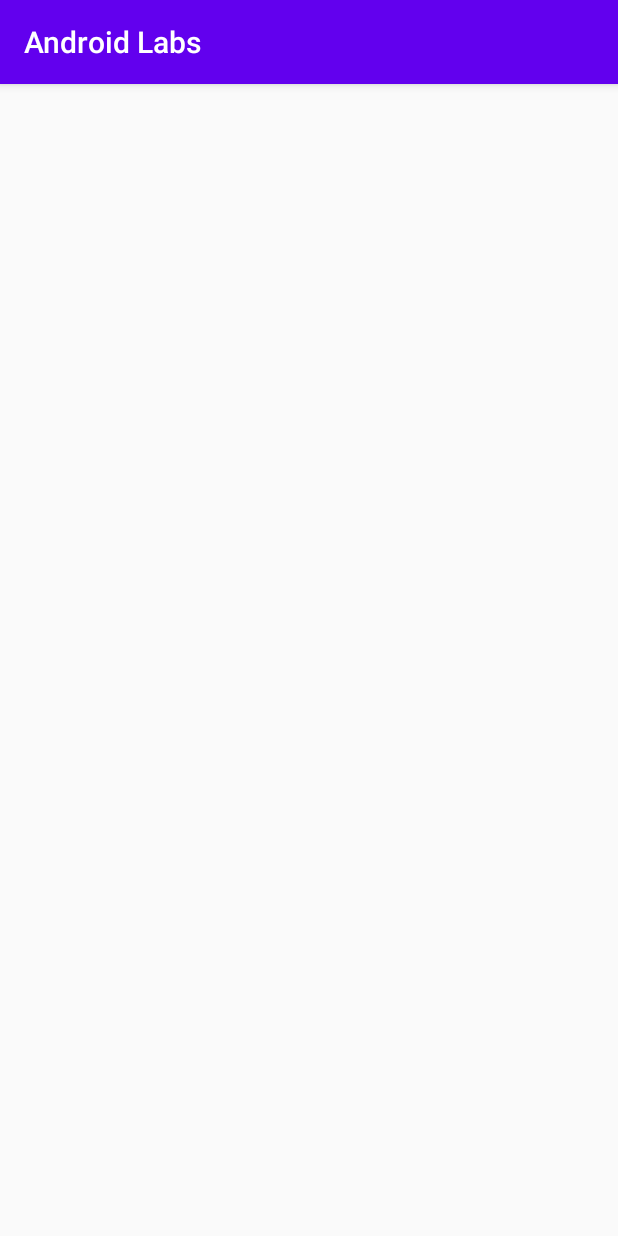
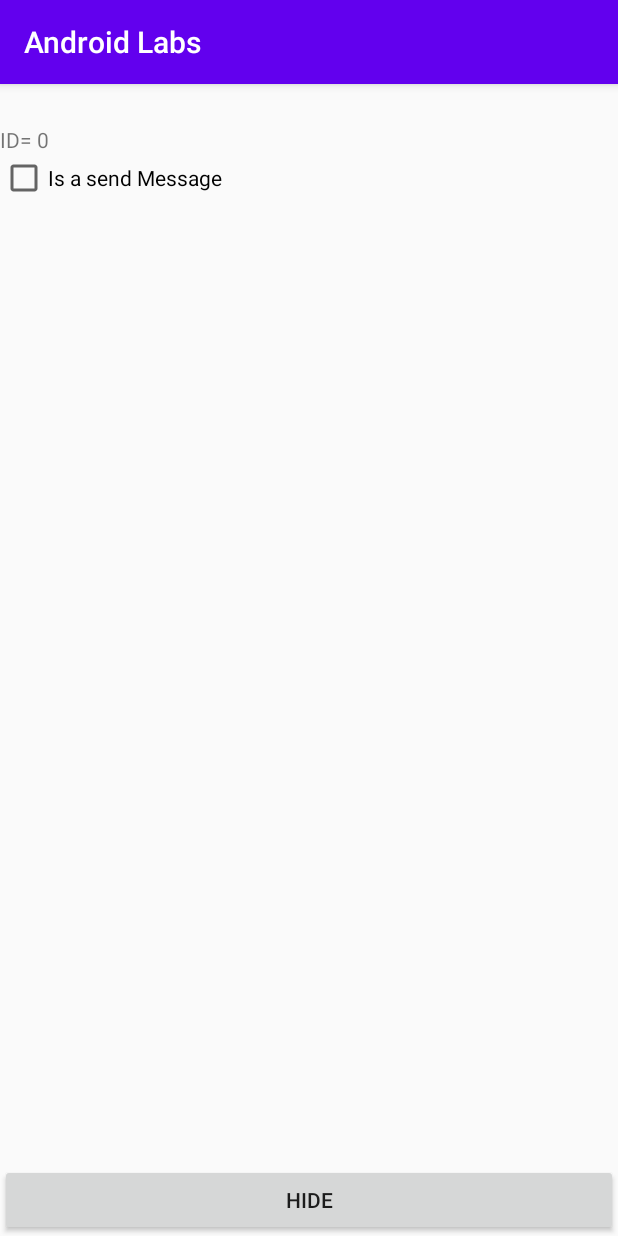
Before and after one commit to hall0508/AndroidLabs, an Android app: the EmptyActivity screen opened directly, with no data from a screen before it, on a phone screen of 412 x 824 dp. Run offline under Robolectric (Android 15) with nearby library versions, the phone set to English and light mode, and no system bars; 4 statements that could not run were skipped.

Commit message:
Finished lab 7

```diff
--- a/app/src/main/java/com/example/androidlabs/DetailsFragment.java
+++ b/app/src/main/java/com/example/androidlabs/DetailsFragment.java
@@ -1,19 +1,51 @@
 package com.example.androidlabs;
 
+import android.content.Context;
 import android.os.Bundle;
 
+import androidx.appcompat.app.AppCompatActivity;
 import androidx.fragment.app.Fragment;
 
+import android.util.Log;
 import android.view.LayoutInflater;
 import android.view.View;
 import android.view.ViewGroup;
+import android.widget.Button;
+import android.widget.CheckBox;
+import android.widget.TextView;
 
 
 public class DetailsFragment extends Fragment {
-
+    private Bundle dataFromActivity;
+    AppCompatActivity parentActivity;
     @Override
     public View onCreateView(LayoutInflater inflater, ViewGroup container,
                              Bundle savedInstanceState) {
-        return inflater.inflate(R.layout.fragment_details, container, false);
+        dataFromActivity = getArguments();
+        View result =  inflater.inflate(R.layout.fragment_details, container, false);
+
+        TextView message = (TextView)result.findViewById(R.id.messageHere);
+        long id = dataFromActivity.getLong(GoToChat.ITEM_ID );
+        CheckBox cb = (CheckBox)result.findViewById(R.id.cb);
+        TextView idView = (TextView)result.findViewById(R.id.id);
+        String temp = dataFromActivity.getString(GoToChat.ITEM_SELECTED);
+        Boolean temp2 = dataFromActivity.getBoolean(GoToChat.ITEM_BOOLEAN);
+        cb.setChecked(temp2);
+        message.setText(temp);
+        idView.setText(" "+id);
+        Button finishButton = (Button)result.findViewById(R.id.hide);
+        finishButton.setOnClickListener( clk -> {
+
+            //Tell the parent activity to remove
+            parentActivity.getSupportFragmentManager().beginTransaction().remove(this).commit();
+        });
+        return result;
+    }
+    @Override
+    public void onAttach(Context context) {
+        super.onAttach(context);
+
+        //context will either be FragmentExample for a tablet, or EmptyActivity for phone
+         parentActivity = (AppCompatActivity)context;
     }
 }
--- a/app/src/main/java/com/example/androidlabs/EmptyActivity.java
+++ b/app/src/main/java/com/example/androidlabs/EmptyActivity.java
@@ -10,5 +10,9 @@ public class EmptyActivity extends AppCompatActivity {
     protected void onCreate(Bundle savedInstanceState) {
         super.onCreate(savedInstanceState);
         setContentView(R.layout.activity_empty);
+        Bundle dataPass = getIntent().getExtras();
+        DetailsFragment dFragment = new DetailsFragment();
+        dFragment.setArguments(dataPass);
+        getSupportFragmentManager().beginTransaction().replace(R.id.frameLayout, dFragment).commit();
     }
 }
--- a/app/src/main/res/layout/fragment_details.xml
+++ b/app/src/main/res/layout/fragment_details.xml
@@ -22,16 +22,19 @@
         android:text="ID="
         android:layout_below="@+id/messageHere"/>
     <TextView
+            android:id="@+id/id"
             android:layout_width="wrap_content"
             android:layout_height="wrap_content"
             android:layout_below="@+id/messageHere"
             android:layout_toRightOf="@+id/idToRight"/>
     <CheckBox
+        android:id="@+id/cb"
         android:layout_width="wrap_content"
         android:layout_height="wrap_content"
         android:text="Is a send Message"
         android:layout_below="@+id/idToRight"/>
     <Button
+        android:id="@+id/hide"
         android:layout_width="match_parent"
         android:layout_height="wrap_content"
         android:text="HIDE"
```
Also changed, not shown: app/src/main/java/com/example/androidlabs/GoToChat.java (+20 -4 lines).
